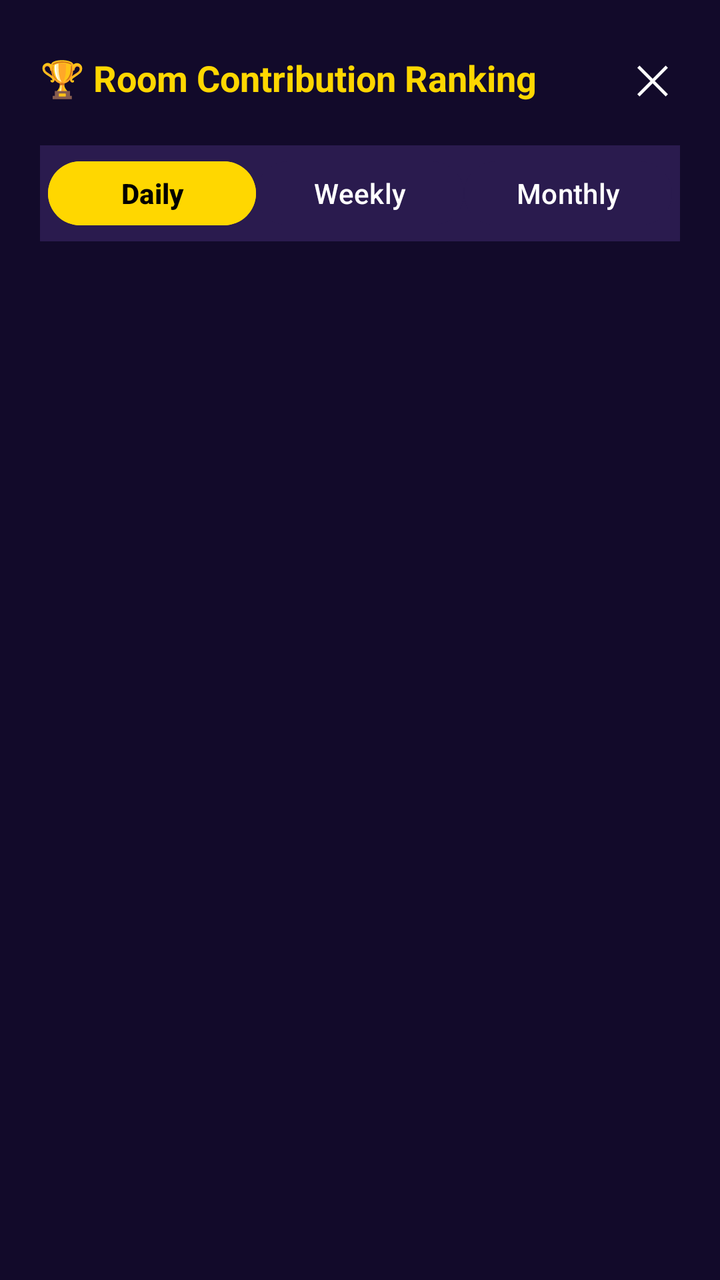
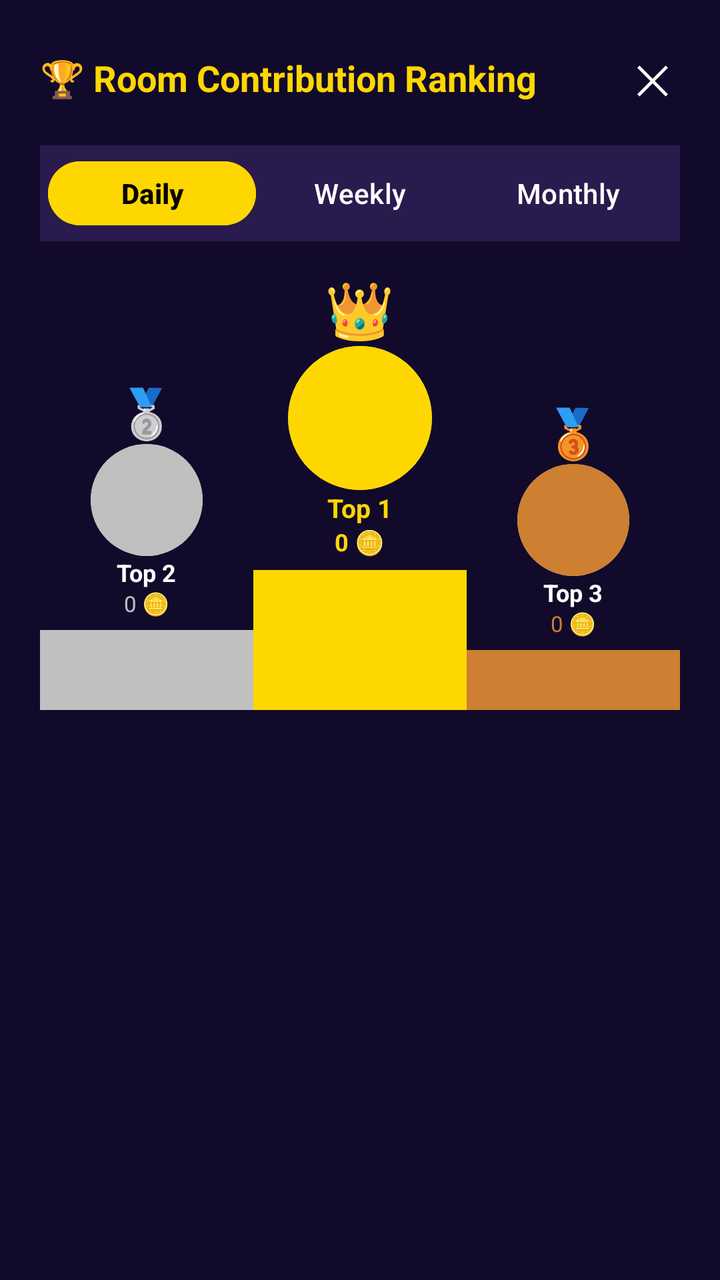

An Android layout rendered at two revisions. The XML below is the earlier revision; the diff shows what the commit changed to produce the second picture.
<!-- AndroidManifest.xml: application theme Theme.SRVoiceChat -->
<!-- res/layout/dialog_room_ranking.xml -->
<?xml version="1.0" encoding="utf-8"?>
<LinearLayout xmlns:android="http://schemas.android.com/apk/res/android"
    android:layout_width="match_parent"
    android:layout_height="match_parent"
    android:orientation="vertical"
    android:background="#120A2A"
    android:padding="20dp">

    
    <LinearLayout
        android:layout_width="match_parent"
        android:layout_height="wrap_content"
        android:orientation="horizontal"
        android:gravity="center_vertical"
        android:paddingBottom="15dp">

        <TextView
            android:layout_width="0dp"
            android:layout_height="wrap_content"
            android:layout_weight="1"
            android:text="🏆 Room Contribution Ranking"
            android:textColor="#FFD700"
            android:textSize="18sp"
            android:textStyle="bold" />

        <TextView
            android:id="@+id/btnCloseRanking"
            android:layout_width="wrap_content"
            android:layout_height="wrap_content"
            android:text="✕"
            android:textColor="#FFFFFF"
            android:textSize="20sp"
            android:padding="5dp" />
    </LinearLayout>

    
    <LinearLayout
        android:layout_width="match_parent"
        android:layout_height="wrap_content"
        android:orientation="horizontal"
        android:background="#2A1B4E"
        android:padding="4dp"
        android:layout_marginBottom="15dp">

        <Button
            android:id="@+id/btnTabDaily"
            android:layout_width="0dp"
            android:layout_height="40dp"
            android:layout_weight="1"
            android:text="Daily"
            android:textColor="#000000"
            android:backgroundTint="#FFD700"
            android:textStyle="bold" />

        <Button
            android:id="@+id/btnTabWeekly"
            android:layout_width="0dp"
            android:layout_height="40dp"
            android:layout_weight="1"
            android:text="Weekly"
            android:textColor="#FFFFFF"
            android:backgroundTint="#2A1B4E" />

        <Button
            android:id="@+id/btnTabMonthly"
            android:layout_width="0dp"
            android:layout_height="40dp"
            android:layout_weight="1"
            android:text="Monthly"
            android:textColor="#FFFFFF"
            android:backgroundTint="#2A1B4E" />
    </LinearLayout>

    
    <ScrollView
        android:layout_width="match_parent"
        android:layout_height="match_parent"
        android:fillViewport="true">

        <LinearLayout
            android:id="@+id/rankingListContainer"
            android:layout_width="match_parent"
            android:layout_height="wrap_content"
            android:orientation="vertical" />
    </ScrollView>

</LinearLayout>
<!-- resources referenced by this layout -->
<resources>
  <style name="Theme.SRVoiceChat" parent="Theme.Material3.DayNight.NoActionBar">
          <item name="colorPrimary">#FF4081</item>
          <item name="android:statusBarColor">#FF4081</item>
          <item name="android:windowLightStatusBar">true</item>
      </style>
</resources>

<!-- the commit's change to res/layout/dialog_room_ranking.xml (unified diff, before → after) -->
@@ -1,5 +1,6 @@
 <?xml version="1.0" encoding="utf-8"?>
 <LinearLayout xmlns:android="http://schemas.android.com/apk/res/android"
+    xmlns:app="http://schemas.android.com/apk/res-auto"
     android:layout_width="match_parent"
     android:layout_height="match_parent"
     android:orientation="vertical"
@@ -72,6 +73,66 @@
     </LinearLayout>
 
     
+    <LinearLayout
+        android:id="@+id/layoutTop3Podium"
+        android:layout_width="match_parent"
+        android:layout_height="wrap_content"
+        android:orientation="horizontal"
+        android:gravity="bottom"
+        android:layout_marginBottom="15dp">
+
+        
+        <LinearLayout
+            android:layout_width="0dp"
+            android:layout_height="wrap_content"
+            android:layout_weight="1"
+            android:orientation="vertical"
+            android:gravity="center"
+            android:paddingTop="20dp">
+            <TextView android:layout_width="wrap_content" android:layout_height="wrap_content" android:text="🥈" android:textSize="24sp" />
+            <androidx.cardview.widget.CardView android:layout_width="56dp" android:layout_height="56dp" app:cardCornerRadius="28dp" app:cardElevation="0dp">
+                <ImageView android:id="@+id/imgTop2Photo" android:layout_width="match_parent" android:layout_height="match_parent" android:scaleType="centerCrop" android:background="#C0C0C0" />
+            </androidx.cardview.widget.CardView>
+            <TextView android:id="@+id/txtTop2Name" android:layout_width="wrap_content" android:layout_height="wrap_content" android:text="Top 2" android:textColor="#FFFFFF" android:textSize="12sp" android:textStyle="bold" android:maxLines="1" />
+            <TextView android:id="@+id/txtTop2Coins" android:layout_width="wrap_content" android:layout_height="wrap_content" android:text="0 🪙" android:textColor="#C0C0C0" android:textSize="11sp" />
+            <View android:layout_width="match_parent" android:layout_height="40dp" android:background="#C0C0C0" android:layout_marginTop="6dp" />
+        </LinearLayout>
+
+        
+        <LinearLayout
+            android:layout_width="0dp"
+            android:layout_height="wrap_content"
+            android:layout_weight="1"
+            android:orientation="vertical"
+            android:gravity="center">
+            <TextView android:layout_width="wrap_content" android:layout_height="wrap_content" android:text="👑" android:textSize="28sp" />
+            <androidx.cardview.widget.CardView android:layout_width="72dp" android:layout_height="72dp" app:cardCornerRadius="36dp" app:cardElevation="0dp">
+                <ImageView android:id="@+id/imgTop1Photo" android:layout_width="match_parent" android:layout_height="match_parent" android:scaleType="centerCrop" android:background="#FFD700" />
+            </androidx.cardview.widget.CardView>
+            <TextView android:id="@+id/txtTop1Name" android:layout_width="wrap_content" android:layout_height="wrap_content" android:text="Top 1" android:textColor="#FFD700" android:textSize="13sp" android:textStyle="bold" android:maxLines="1" />
+            <TextView android:id="@+id/txtTop1Coins" android:layout_width="wrap_content" android:layout_height="wrap_content" android:text="0 🪙" android:textColor="#FFD700" android:textSize="12sp" android:textStyle="bold" />
+            <View android:layout_width="match_parent" android:layout_height="70dp" android:background="#FFD700" android:layout_marginTop="6dp" />
+        </LinearLayout>
+
+        
+        <LinearLayout
+            android:layout_width="0dp"
+            android:layout_height="wrap_content"
+            android:layout_weight="1"
+            android:orientation="vertical"
+            android:gravity="center"
+            android:paddingTop="30dp">
+            <TextView android:layout_width="wrap_content" android:layout_height="wrap_content" android:text="🥉" android:textSize="24sp" />
+            <androidx.cardview.widget.CardView android:layout_width="56dp" android:layout_height="56dp" app:cardCornerRadius="28dp" app:cardElevation="0dp">
+                <ImageView android:id="@+id/imgTop3Photo" android:layout_width="match_parent" android:layout_height="match_parent" android:scaleType="centerCrop" android:background="#CD7F32" />
+            </androidx.cardview.widget.CardView>
+            <TextView android:id="@+id/txtTop3Name" android:layout_width="wrap_content" android:layout_height="wrap_content" android:text="Top 3" android:textColor="#FFFFFF" android:textSize="12sp" android:textStyle="bold" android:maxLines="1" />
+            <TextView android:id="@+id/txtTop3Coins" android:layout_width="wrap_content" android:layout_height="wrap_content" android:text="0 🪙" android:textColor="#CD7F32" android:textSize="11sp" />
+            <View android:layout_width="match_parent" android:layout_height="30dp" android:background="#CD7F32" android:layout_marginTop="6dp" />
+        </LinearLayout>
+    </LinearLayout>
+
+    
     <ScrollView
         android:layout_width="match_parent"
         android:layout_height="match_parent"
